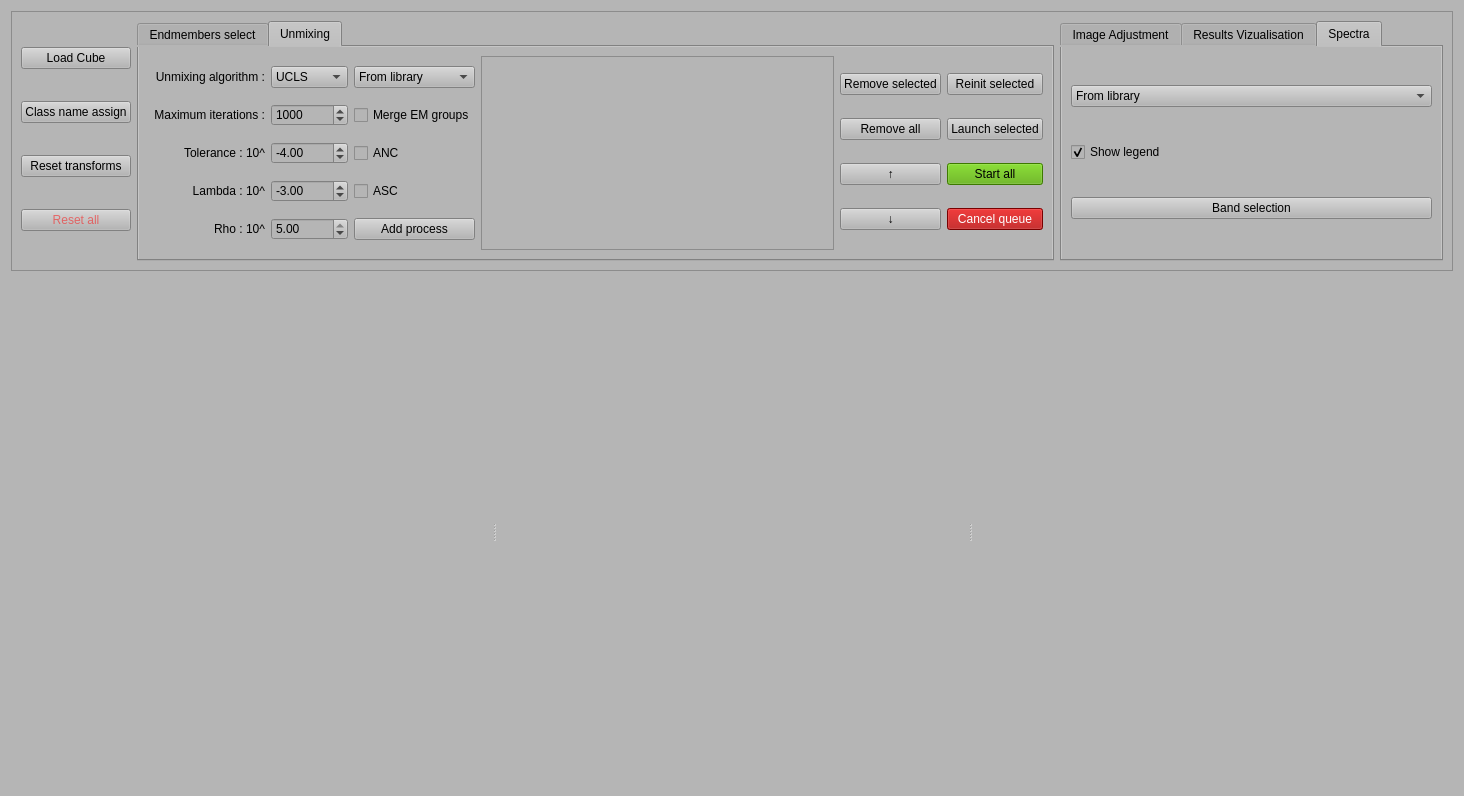
Above: unmixing/unmixing_window.ui from colorimgugr/HyperDocApp before the change. Below: the same form after it.
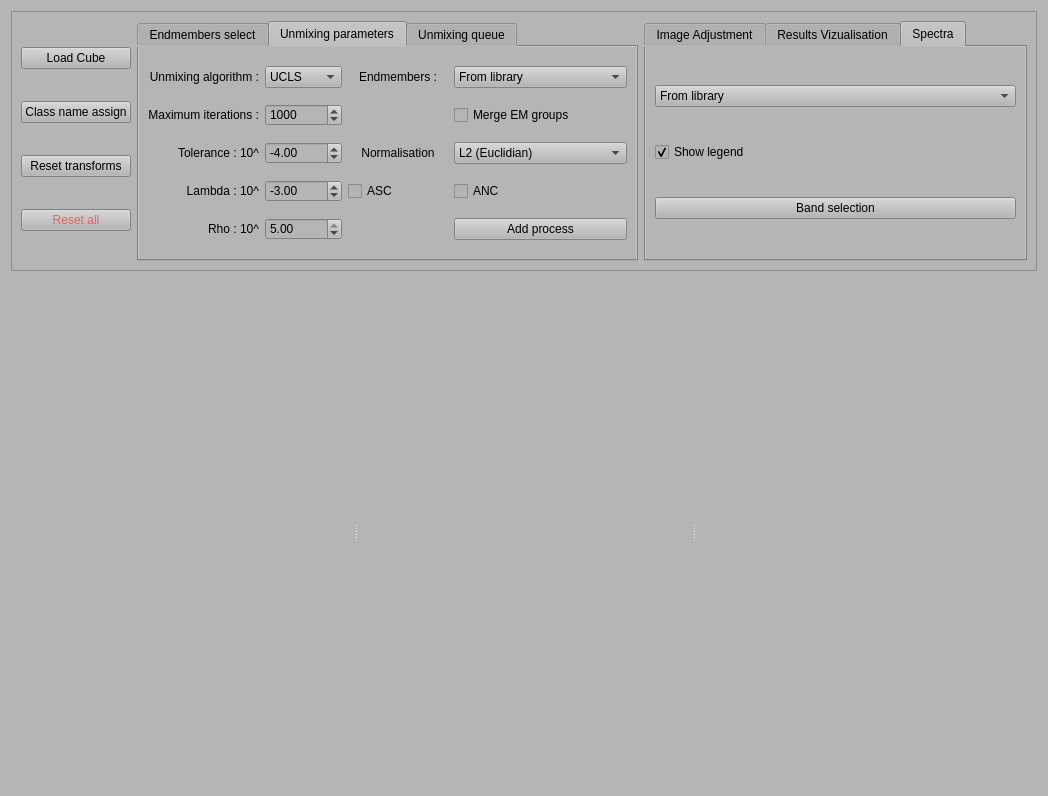
That is the form after the change. The open tabs and pages were chosen to show the change.

Commit message: [unmixing] : - working on endmembers location and normalisation

Patch:
```diff
--- a/unmixing/unmixing_window.ui
+++ b/unmixing/unmixing_window.ui
@@ -6,7 +6,7 @@
    <rect>
     <x>0</x>
     <y>0</y>
-    <width>1464</width>
+    <width>1048</width>
     <height>796</height>
    </rect>
   </property>
@@ -16,6 +16,12 @@
     <verstretch>0</verstretch>
    </sizepolicy>
   </property>
+  <property name="maximumSize">
+   <size>
+    <width>2000</width>
+    <height>16777215</height>
+   </size>
+  </property>
   <property name="styleSheet">
    <string notr="true">background-color: rgb(181, 181, 181);</string>
   </property>
@@ -31,7 +37,7 @@
      <property name="frameShadow">
       <enum>QFrame::Raised</enum>
      </property>
-     <layout class="QHBoxLayout" name="horizontalLayout_2" stretch="1,12,3">
+     <layout class="QHBoxLayout" name="horizontalLayout_2" stretch="1,8,3">
       <item>
        <layout class="QVBoxLayout" name="verticalLayout_7">
         <item>
@@ -88,76 +94,7 @@
          <layout class="QHBoxLayout" name="horizontalLayout_5" stretch="2,1">
           <item>
            <layout class="QGridLayout" name="gridLayout">
-            <item row="2" column="2" colspan="2">
-             <widget class="QLabel" name="label_normalisation">
-              <property name="maximumSize">
-               <size>
-                <width>16777215</width>
-                <height>20</height>
-               </size>
-              </property>
-              <property name="text">
-               <string>Normalisation</string>
-              </property>
-              <property name="alignment">
-               <set>Qt::AlignCenter</set>
-              </property>
-             </widget>
-            </item>
-            <item row="1" column="4">
-             <layout class="QVBoxLayout" name="verticalLayout_4"/>
-            </item>
-            <item row="1" column="2" colspan="2">
-             <widget class="QComboBox" name="comboBox_endmembers_get">
-              <property name="toolTip">
-               <string>Choose between supervised segmentation (need selection first) or Unsupervised (Clusterisation)</string>
-              </property>
-              <item>
-               <property name="text">
-                <string>From library</string>
-               </property>
-              </item>
-              <item>
-               <property name="text">
-                <string>Manual</string>
-               </property>
-              </item>
-              <item>
-               <property name="text">
-                <string>Auto</string>
-               </property>
-              </item>
-             </widget>
-            </item>
-            <item row="3" column="2" colspan="2">
-             <widget class="QComboBox" name="comboBox_normalisation">
-              <property name="sizePolicy">
-               <sizepolicy hsizetype="Expanding" vsizetype="Fixed">
-                <horstretch>0</horstretch>
-                <verstretch>0</verstretch>
-               </sizepolicy>
-              </property>
-              <property name="toolTip">
-               <string>Choose distance for supervised classification</string>
-              </property>
-              <item>
-               <property name="text">
-                <string>L2 (Euclidian)</string>
-               </property>
-              </item>
-              <item>
-               <property name="text">
-                <string>L1 (Sum=1)</string>
-               </property>
-              </item>
-              <item>
-               <property name="text">
-                <string>None</string>
-               </property>
-              </item>
-             </widget>
-            </item>
-            <item row="4" column="2">
+            <item row="1" column="2">
              <widget class="QLabel" name="label_n_EM">
               <property name="text">
                <string># Endmembers:</string>
@@ -375,11 +312,27 @@
         </widget>
         <widget class="QWidget" name="tab">
          <attribute name="title">
-          <string>Unmixing</string>
+          <string>Unmixing parameters</string>
          </attribute>
          <layout class="QHBoxLayout" name="horizontalLayout">
           <item>
-           <layout class="QGridLayout" name="gridLayout_3" rowstretch="0,0,0,0,0,0">
+           <layout class="QGridLayout" name="gridLayout_3" rowstretch="0,0,0,0,0,0,0">
+            <item row="2" column="2">
+             <widget class="QSpinBox" name="spinBox">
+              <property name="minimum">
+               <number>100</number>
+              </property>
+              <property name="maximum">
+               <number>3000</number>
+              </property>
+              <property name="singleStep">
+               <number>100</number>
+              </property>
+              <property name="value">
+               <number>1000</number>
+              </property>
+             </widget>
+            </item>
             <item row="3" column="2">
              <widget class="QDoubleSpinBox" name="doubleSpinBox_unmix_lambda_2">
               <property name="minimum">
@@ -412,6 +365,22 @@
               </property>
              </widget>
             </item>
+            <item row="2" column="1">
+             <widget class="QLabel" name="label_unmix_maxiter">
+              <property name="maximumSize">
+               <size>
+                <width>16777215</width>
+                <height>20</height>
+               </size>
+              </property>
+              <property name="text">
+               <string>Maximum iterations :</string>
+              </property>
+              <property name="alignment">
+               <set>Qt::AlignRight|Qt::AlignTrailing|Qt::AlignVCenter</set>
+              </property>
+             </widget>
+            </item>
             <item row="3" column="1">
              <widget class="QLabel" name="label_unmx_tolerance">
               <property name="maximumSize">
@@ -428,23 +397,23 @@
               </property>
              </widget>
             </item>
-            <item row="2" column="2">
-             <widget class="QSpinBox" name="spinBox">
-              <property name="minimum">
-               <number>100</number>
+            <item row="6" column="1">
+             <widget class="QLabel" name="label_unmix_lambda_2">
+              <property name="maximumSize">
+               <size>
+                <width>16777215</width>
+                <height>20</height>
+               </size>
               </property>
-              <property name="maximum">
-               <number>3000</number>
+              <property name="text">
+               <string>Rho : 10^</string>
               </property>
-              <property name="singleStep">
-               <number>100</number>
-              </property>
-              <property name="value">
-               <number>1000</number>
+              <property name="alignment">
+               <set>Qt::AlignRight|Qt::AlignTrailing|Qt::AlignVCenter</set>
               </property>
              </widget>
             </item>
-            <item row="1" column="0" colspan="2">
+            <item row="1" column="1">
              <widget class="QLabel" name="label_unmix_algorithm_choice">
               <property name="text">
                <string>Unmixing algorithm :</string>
@@ -454,22 +423,6 @@
               </property>
              </widget>
             </item>
-            <item row="2" column="1">
-             <widget class="QLabel" name="label_unmix_maxiter">
-              <property name="maximumSize">
-               <size>
-                <width>16777215</width>
-                <height>20</height>
-               </size>
-              </property>
-              <property name="text">
-               <string>Maximum iterations :</string>
-              </property>
-              <property name="alignment">
-               <set>Qt::AlignRight|Qt::AlignTrailing|Qt::AlignVCenter</set>
-              </property>
-             </widget>
-            </item>
             <item row="1" column="2">
              <widget class="QComboBox" name="comboBox_unmix_algorithm">
               <item>
@@ -510,23 +463,7 @@
               </property>
              </widget>
             </item>
-            <item row="5" column="1">
-             <widget class="QLabel" name="label_unmix_lambda_2">
-              <property name="maximumSize">
-               <size>
-                <width>16777215</width>
-                <height>20</height>
-               </size>
-              </property>
-              <property name="text">
-               <string>Rho : 10^</string>
-              </property>
-              <property name="alignment">
-               <set>Qt::AlignRight|Qt::AlignTrailing|Qt::AlignVCenter</set>
-              </property>
-             </widget>
-            </item>
-            <item row="5" column="2">
+            <item row="6" column="2">
              <widget class="QDoubleSpinBox" name="doubleSpinBox_unmix_lambda_4">
               <property name="minimum">
                <double>0.500000000000000</double>
@@ -542,17 +479,61 @@
               </property>
              </widget>
             </item>
-            <item row="5" column="3">
+            <item row="3" column="4">
+             <widget class="QLabel" name="label_normalisation">
+              <property name="maximumSize">
+               <size>
+                <width>16777215</width>
+                <height>20</height>
+               </size>
+              </property>
+              <property name="text">
+               <string>Normalisation</string>
+              </property>
+              <property name="alignment">
+               <set>Qt::AlignCenter</set>
+              </property>
+             </widget>
+            </item>
+            <item row="3" column="5">
+             <widget class="QComboBox" name="comboBox_normalisation">
+              <property name="sizePolicy">
+               <sizepolicy hsizetype="Expanding" vsizetype="Fixed">
+                <horstretch>0</horstretch>
+                <verstretch>0</verstretch>
+               </sizepolicy>
+              </property>
+              <property name="toolTip">
+               <string>Choose distance for supervised classification</string>
+              </property>
+              <item>
+               <property name="text">
+                <string>L2 (Euclidian)</string>
+               </property>
+              </item>
+              <item>
+               <property name="text">
+                <string>L1 (Sum=1)</string>
+               </property>
+              </item>
+              <item>
+               <property name="text">
+                <string>None</string>
+               </property>
+              </item>
+             </widget>
+            </item>
+            <item row="6" column="5">
              <widget class="QPushButton" name="pushButton_launch_unmixing">
               <property name="minimumSize">
                <size>
-                <width>40</width>
+                <width>100</width>
                 <height>0</height>
                </size>
               </property>
               <property name="maximumSize">
                <size>
-                <width>150</width>
+                <width>500</width>
                 <height>16777215</height>
                </size>
               </property>
@@ -564,51 +545,80 @@
               </property>
              </widget>
             </item>
-            <item row="4" column="3">
-             <widget class="QCheckBox" name="checkBox_unmix_ASC">
-              <property name="text">
-               <string>ASC</string>
-              </property>
-             </widget>
-            </item>
-            <item row="3" column="3">
+            <item row="4" column="5">
              <widget class="QCheckBox" name="checkBox_unmix_ANC">
               <property name="text">
                <string>ANC</string>
               </property>
              </widget>
             </item>
-            <item row="1" column="3">
-             <widget class="QComboBox" name="comboBox_endmembers_use_for_unmixing">
-              <property name="toolTip">
-               <string>Choose between supervised segmentation (need selection first) or Unsupervised (Clusterisation)</string>
+            <item row="4" column="4">
+             <widget class="QCheckBox" name="checkBox_unmix_ASC">
+              <property name="text">
+               <string>ASC</string>
               </property>
-              <item>
-               <property name="text">
-                <string>From library</string>
-               </property>
-              </item>
-              <item>
-               <property name="text">
-                <string>Manual</string>
-               </property>
-              </item>
-              <item>
-               <property name="text">
-                <string>Auto</string>
-               </property>
-              </item>
              </widget>
             </item>
-            <item row="2" column="3">
+            <item row="2" column="5">
              <widget class="QCheckBox" name="checkBox_unmix_merge_EM_groups">
               <property name="text">
                <string>Merge EM groups</string>
               </property>
              </widget>
             </item>
+            <item row="1" column="5">
+             <widget class="QComboBox" name="comboBox_endmembers_use_for_unmixing">
+              <property name="toolTip">
+               <string>Choose between supervised segmentation (need selection first) or Unsupervised (Clusterisation)</string>
+              </property>
+              <item>
+               <property name="text">
+                <string>From library</string>
+               </property>
+              </item>
+              <item>
+               <property name="text">
+                <string>Manual</string>
+               </property>
+              </item>
+              <item>
+               <property name="text">
+                <string>Auto</string>
+               </property>
+              </item>
+             </widget>
+            </item>
+            <item row="1" column="4">
+             <widget class="QLabel" name="label_EM_choose">
+              <property name="minimumSize">
+               <size>
+                <width>100</width>
+                <height>0</height>
+               </size>
+              </property>
+              <property name="maximumSize">
+               <size>
+                <width>16777215</width>
+                <height>20</height>
+               </size>
+              </property>
+              <property name="text">
+               <string>Endmembers :</string>
+              </property>
+              <property name="alignment">
+               <set>Qt::AlignCenter</set>
+              </property>
+             </widget>
+            </item>
            </layout>
           </item>
+         </layout>
+        </widget>
+        <widget class="QWidget" name="tab_3">
+         <attribute name="title">
+          <string>Unmixing queue</string>
+         </attribute>
+         <layout class="QHBoxLayout" name="horizontalLayout_4">
           <item>
            <widget class="QTableWidget" name="tableWidget_classificationList"/>
           </item>
```
Left out of the diff: 26 changed lines with no effect on the pictures. The commit also changes 4 other files.
